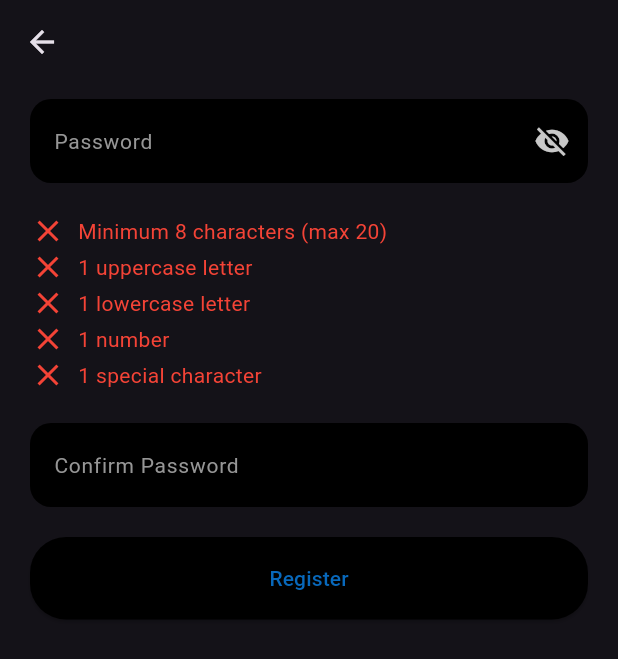
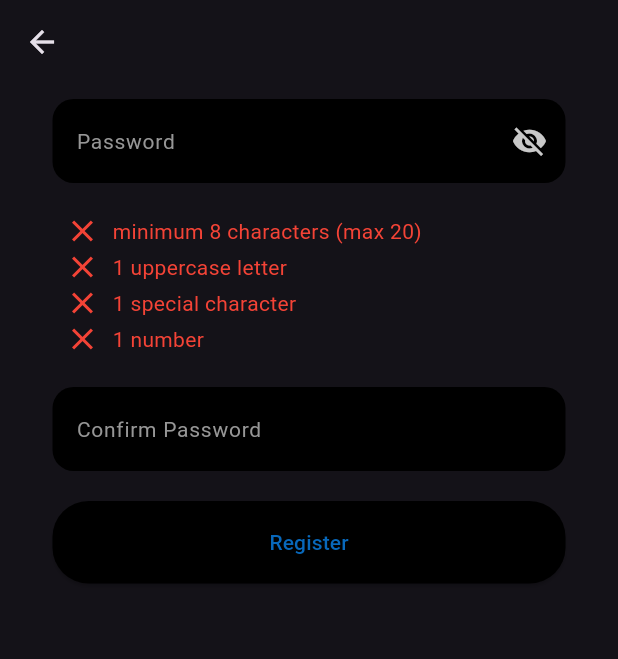
Before and after one commit to ThreeSpinningAxes/HypeClip, a Flutter app: the PasswordSetupPage screen opened directly with empty values, on a phone screen of 412 x 824 dp. Shown: the top 659 px of the screen. Run offline on Flutter 3.47's test engine with Material 3 defaults, Android fonts, the phone set to English and light mode, and no system bars; our stand-ins replace animated_splash_screen, cloud_firestore, firebase_auth, firebase_core, flutter_svg, google_sign_in and 1 more; accounts and stored records are empty.

Commit message:
fixed email error and some padding adjustments. Also made registration folder

```diff
--- a/lib/OnBoarding/PasswordSetupPage.dart
+++ b/lib/OnBoarding/Registration/PasswordSetupPage.dart
@@ -20,31 +20,8 @@ class _PasswordSetupPageState extends State<PasswordSetupPage> {
   final TextEditingController confirmPasswordController =
       TextEditingController();
 
-  Map<String, bool> validations = {
-    'length': false,
-    'upperCase': false,
-    'lowerCase': false,
-    'number': false,
-    'specialChar': false,
-  };
 
-  @override
-  void initState() {
-    super.initState();
-    passwordController.addListener(_checkPasswordStrength);
-  }
 
-  void _checkPasswordStrength() {
-    final password = passwordController.text;
-    setState(() {
-      validations['length'] = password.length >= 8 && password.length <= 20;
-      validations['upperCase'] = password.contains(RegExp(r'[A-Z]'));
-      validations['lowerCase'] = password.contains(RegExp(r'[a-z]'));
-      validations['number'] = password.contains(RegExp(r'[0-9]'));
-      validations['specialChar'] =
-          password.contains(RegExp(r'[!@#$%^&*(),.?":{}|<>]'));
-    });
-  }
 
   Future<void> _register(BuildContext context) async {
     final String password = passwordController.text;
@@ -57,12 +34,7 @@ class _PasswordSetupPageState extends State<PasswordSetupPage> {
       return;
     }
 
-    if (!validations.values.every((v) => v)) {
-      ScaffoldMessenger.of(context).showSnackBar(
-        SnackBar(content: Text('Password does not meet all criteria')),
-      );
-      return;
-    }
+
 
     try {
       UserCredential userCredential =
@@ -84,7 +56,7 @@ class _PasswordSetupPageState extends State<PasswordSetupPage> {
       } else if (e.code == 'email-already-in-use') {
         message = 'The account already exists for that email.';
       } else {
-        message = e.code + 'Registration failed. Please try again.';
+        message = '${e.code}Registration failed. Please try again.';
       }
 
       ScaffoldMessenger.of(context).showSnackBar(
@@ -110,7 +82,7 @@ class _PasswordSetupPageState extends State<PasswordSetupPage> {
       body: SafeArea(
         child: SingleChildScrollView(
           child: Padding(
-            padding: const EdgeInsets.symmetric(horizontal: 20),
+            padding: const EdgeInsets.symmetric(horizontal: 35),
             child: Center(
               child: Column(
                 children: [
@@ -122,7 +94,9 @@ class _PasswordSetupPageState extends State<PasswordSetupPage> {
                     isPassword: true,
                   ),
                   SizedBox(height: 20),
-                  _buildPasswordValidationChecklist(),
+                  Padding(padding:  const EdgeInsets.only(left: 8.0),
+                  child: PasswordStrengthValidation(passwordController: passwordController),
+                  ),
                   const SizedBox(height: 20),
                   FormTextField(
                     controller: confirmPasswordController,
@@ -146,64 +120,4 @@ class _PasswordSetupPageState extends State<PasswordSetupPage> {
     );
   }
 
-  Widget _buildPasswordValidationChecklist() {
-    return Column(
-      children: [
-        Row(
-          children: [
-            Icon(validations['length']! ? Icons.check : Icons.close,
-                color: validations['length']! ? Colors.green : Colors.red),
-            SizedBox(width: 8),
-            Text('Minimum 8 characters (max 20)',
-                style: TextStyle(
-                    color: validations['length']! ? Colors.green : Colors.red)),
-          ],
-        ),
-        Row(
-          children: [
-            Icon(validations['upperCase']! ? Icons.check : Icons.close,
-                color: validations['upperCase']! ? Colors.green : Colors.red),
-            SizedBox(width: 8),
-            Text('1 uppercase letter',
-                style: TextStyle(
-                    color:
-                        validations['upperCase']! ? Colors.green : Colors.red)),
-          ],
-        ),
-        Row(
-          children: [
-            Icon(validations['lowerCase']! ? Icons.check : Icons.close,
-                color: validations['lowerCase']! ? Colors.green : Colors.red),
-            SizedBox(width: 8),
-            Text('1 lowercase letter',
-                style: TextStyle(
-                    color:
-                        validations['lowerCase']! ? Colors.green : Colors.red)),
-          ],
-        ),
-        Row(
-          children: [
-            Icon(validations['number']! ? Icons.check : Icons.close,
-                color: validations['number']! ? Colors.green : Colors.red),
-            SizedBox(width: 8),
-            Text('1 number',
-                style: TextStyle(
-                    color: validations['number']! ? Colors.green : Colors.red)),
-          ],
-        ),
-        Row(
-          children: [
-            Icon(validations['specialChar']! ? Icons.check : Icons.close,
-                color: validations['specialChar']! ? Colors.green : Colors.red),
-            SizedBox(width: 8),
-            Text('1 special character',
-                style: TextStyle(
-                    color: validations['specialChar']!
-                        ? Colors.green
-                        : Colors.red)),
-          ],
-        ),
-      ],
-    );
-  }
 }
--- a/lib/OnBoarding/handleUserSignIn.dart
+++ b/lib/OnBoarding/handleUserSignIn.dart
@@ -1,6 +1,5 @@
 import 'package:cloud_firestore/cloud_firestore.dart';
 import 'package:firebase_auth/firebase_auth.dart';
-import 'package:firebase_core/firebase_core.dart';
 
 class HandleUserSignIn {
   Future<void> addUserData(
--- a/lib/OnBoarding/widgets/widgetTree.dart
+++ b/lib/OnBoarding/widgets/widgetTree.dart
@@ -4,7 +4,7 @@ import 'package:hypeclip/OnBoarding/widgets/Auth.dart';
 import 'package:hypeclip/Pages/home.dart';
 
 class WidgetTree extends StatefulWidget {
-  const WidgetTree({Key? key}) : super(key: key);
+  const WidgetTree({super.key});
 
   @override
   _WidgetTreeState createState() => _WidgetTreeState();
--- a/lib/main.dart
+++ b/lib/main.dart
@@ -1,10 +1,8 @@
 import 'package:animated_splash_screen/animated_splash_screen.dart';
 import 'package:firebase_core/firebase_core.dart';
 import 'package:flutter/material.dart';
-import 'package:hypeclip/OnBoarding/loginPage.dart';
 import 'package:hypeclip/OnBoarding/widgets/widgetTree.dart';
 import 'package:hypeclip/firebase_options.dart';
-import 'package:hypeclip/pages/home.dart';
 import 'package:page_transition/page_transition.dart';
 
 Future main() async {
--- a/lib/pages/home.dart
+++ b/lib/pages/home.dart
@@ -1,6 +1,4 @@
 import 'package:flutter/material.dart';
-import 'package:hypeclip/OnBoarding/loginPage.dart';
-import 'package:hypeclip/OnBoarding/registerPage.dart';
 import 'package:hypeclip/OnBoarding/widgets/Auth.dart';
 import 'package:hypeclip/Pages/explore.dart';
 import 'package:hypeclip/Pages/library.dart';
```
Also changed, not shown: lib/OnBoarding/Registration/registrationUsernameEmailPage.dart (renamed from lib/OnBoarding/registerPage.dart, +18 -13 lines), lib/OnBoarding/widgets/PasswordStrengthValidation.dart (+9 -7 lines), lib/OnBoarding/widgets/navigateToLoginOrRegistration.dart (+3 -4 lines).
